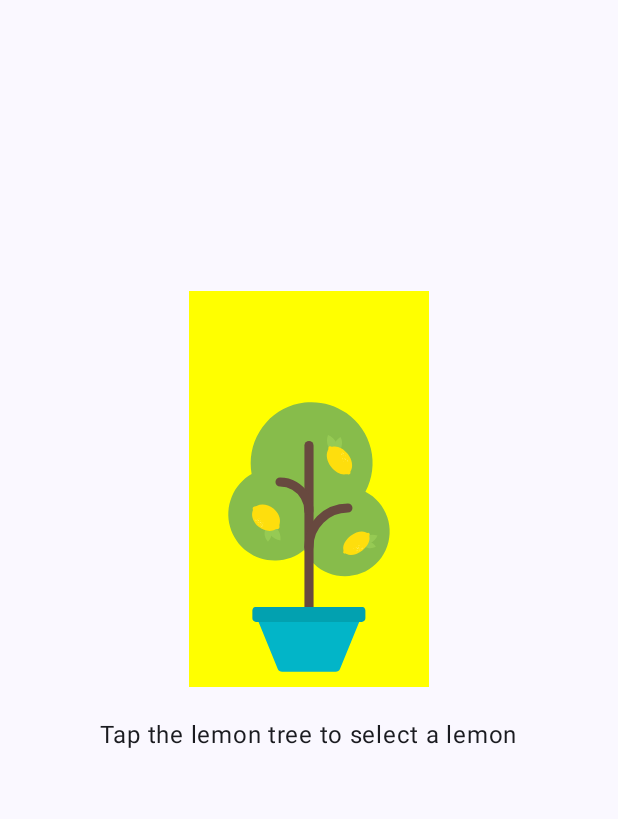
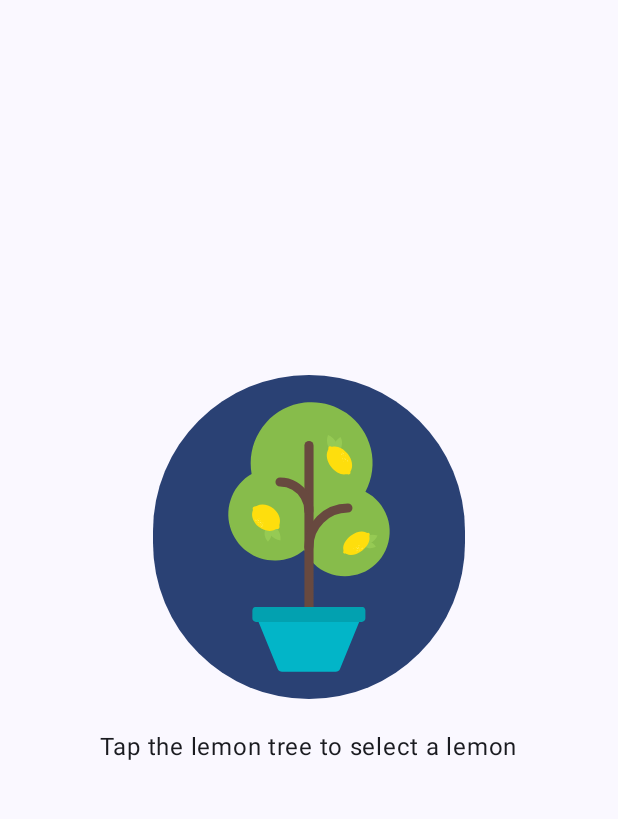
Before and after one commit to UsmanQT/kotlin-android-learn, an Android app built with Jetpack Compose: the screen it shows after launch (MainActivity), on a phone screen of 412 x 824 dp, the part 96-915 px from its top. Run offline under Robolectric (Android 15) with nearby library versions, the light colour scheme and no system bars.

Commit message:
added basic state for changing the elements on the screen when they are tapped

```diff
--- a/app/src/main/java/com/example/lemonade/MainActivity.kt
+++ b/app/src/main/java/com/example/lemonade/MainActivity.kt
@@ -13,6 +13,7 @@ import androidx.compose.foundation.layout.fillMaxSize
 import androidx.compose.foundation.layout.height
 import androidx.compose.foundation.layout.padding
 import androidx.compose.foundation.layout.wrapContentSize
+import androidx.compose.material3.Button
 import androidx.compose.material3.CenterAlignedTopAppBar
 import androidx.compose.material3.ExperimentalMaterial3Api
 import androidx.compose.material3.MaterialTheme
@@ -22,6 +23,7 @@ import androidx.compose.material3.Text
 import androidx.compose.material3.TopAppBar
 import androidx.compose.material3.TopAppBarDefaults
 import androidx.compose.runtime.Composable
+import androidx.compose.runtime.remember
 import androidx.compose.ui.Alignment
 import androidx.compose.ui.Modifier
 import androidx.compose.ui.graphics.Color
@@ -31,6 +33,10 @@ import androidx.compose.ui.text.font.FontWeight
 import androidx.compose.ui.tooling.preview.Preview
 import androidx.compose.ui.unit.dp
 import com.example.lemonade.ui.theme.LemonadeTheme
+import androidx.compose.runtime.mutableStateOf
+import androidx.compose.runtime.remember
+import androidx.compose.runtime.setValue
+import androidx.compose.runtime.getValue
 
 class MainActivity : ComponentActivity() {
     override fun onCreate(savedInstanceState: Bundle?) {
@@ -52,7 +58,7 @@ class MainActivity : ComponentActivity() {
 @OptIn(ExperimentalMaterial3Api::class)
 @Composable
 fun LemonApp(modifier: Modifier = Modifier) {
-
+    var screenNumber by remember { mutableStateOf(1)}
     Scaffold(
         topBar = {
             CenterAlignedTopAppBar(
@@ -66,18 +72,17 @@ fun LemonApp(modifier: Modifier = Modifier) {
             )
         },
     ) { innerPadding ->
-        Column (
+        when (screenNumber) {
+            1 -> Surface(
+                modifier = Modifier.padding(innerPadding)
+            ) {
+                Column(
                     modifier = modifier
                         .fillMaxSize()
                         .wrapContentSize(Alignment.Center),
                     horizontalAlignment = Alignment.CenterHorizontally
-        ){
-            Box (
-                modifier = modifier
-                    .background(color = Color.Yellow)
-                    .padding(innerPadding)
-
-            ){
+                ) {
+                    Button(onClick = { screenNumber++ }) {
                         Image(
                             painter = painterResource(id = R.drawable.lemon_tree),
                             contentDescription = "tree"
@@ -86,6 +91,29 @@ fun LemonApp(modifier: Modifier = Modifier) {
                     Spacer(modifier = modifier.height(20.dp))
                     Text(stringResource(id = R.string.lemon_tree))
                 }
+            }
+            2 -> Surface(
+                modifier = Modifier.padding(innerPadding)
+            ) {
+                Column(
+                    modifier = modifier
+                        .fillMaxSize()
+                        .wrapContentSize(Alignment.Center),
+                    horizontalAlignment = Alignment.CenterHorizontally
+                ) {
+                    Button(onClick = { screenNumber++ }) {
+                        Image(
+                            painter = painterResource(id = R.drawable.lemon_squeeze),
+                            contentDescription = "squeeze"
+                        )
+                    }
+                    Spacer(modifier = modifier.height(20.dp))
+                    Text(stringResource(id = R.string.lemon_squeeze))
+                }
+            }
+            else -> Text(text="else")
+        }
+
     }
 
 }
```
Lines whose indentation alone changed are shown as unchanged.
